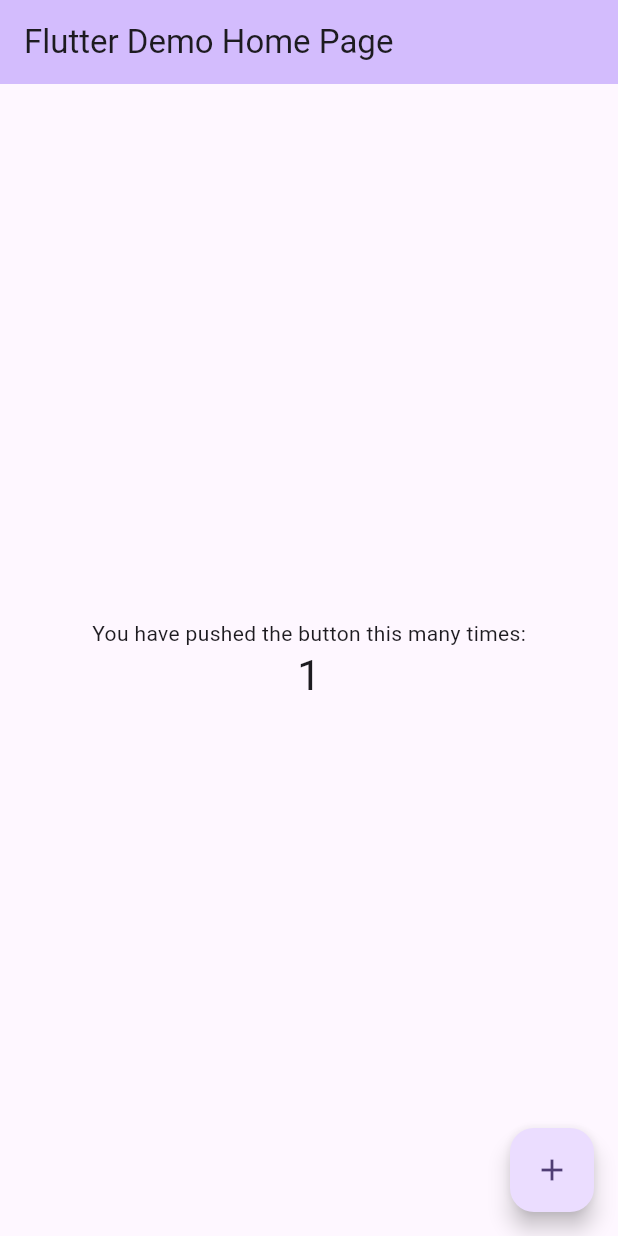
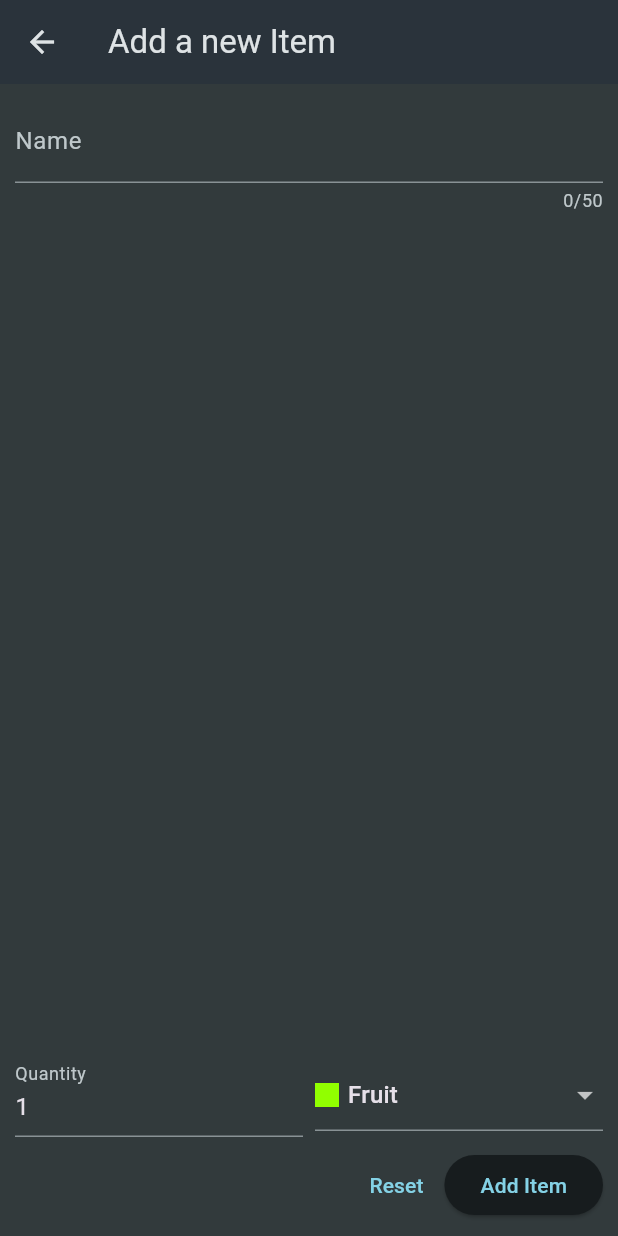
Before and after one commit to Raghav-995/Groceries--List-app, a Flutter app: the screen it shows after launch, after a tap on the "add" icon, on a phone screen of 412 x 824 dp. Run offline on Flutter 3.47's test engine with Material 3 defaults, Android fonts, the phone set to English and light mode, and no system bars.

Commit message:
adding the Form and Global key

```diff
--- /dev/null
+++ b/lib/data/categories.dart
@@ -0,0 +1,46 @@
+import 'package:flutter/material.dart';
+
+import 'package:grocerieslistapp/models/category.dart';
+
+const categories = {
+  Categories.vegetables: Category(
+    'Vegetables',
+    Color.fromARGB(255, 0, 255, 128),
+  ),
+  Categories.fruit: Category(
+    'Fruit',
+    Color.fromARGB(255, 145, 255, 0),
+  ),
+  Categories.meat: Category(
+    'Meat',
+    Color.fromARGB(255, 255, 102, 0),
+  ),
+  Categories.dairy: Category(
+    'Dairy',
+    Color.fromARGB(255, 0, 208, 255),
+  ),
+  Categories.carbs: Category(
+    'Carbs',
+    Color.fromARGB(255, 0, 60, 255),
+  ),
+  Categories.sweets: Category(
+    'Sweets',
+    Color.fromARGB(255, 255, 149, 0),
+  ),
+  Categories.spices: Category(
+    'Spices',
+    Color.fromARGB(255, 255, 187, 0),
+  ),
+  Categories.convenience: Category(
+    'Convenience',
+    Color.fromARGB(255, 191, 0, 255),
+  ),
+  Categories.hygiene: Category(
+    'Hygiene',
+    Color.fromARGB(255, 149, 0, 255),
+  ),
+  Categories.other: Category(
+    'Other',
+    Color.fromARGB(255, 0, 225, 255),
+  ),
+};
--- /dev/null
+++ b/lib/data/dummy_items.dart
@@ -0,0 +1,21 @@
+import 'package:grocerieslistapp/models/category.dart';
+import 'package:grocerieslistapp/data/categories.dart';
+import 'package:grocerieslistapp/models/grocery_item.dart';
+
+final groceryItems = [
+  GroceryItem(
+      id: 'a',
+      name: 'Milk',
+      quantity: 1,
+      category: categories[Categories.dairy]!),
+  GroceryItem(
+      id: 'b',
+      name: 'Bananas',
+      quantity: 5,
+      category: categories[Categories.fruit]!),
+  GroceryItem(
+      id: 'c',
+      name: 'Beef Steak',
+      quantity: 1,
+      category: categories[Categories.meat]!),
+];
--- a/lib/main.dart
+++ b/lib/main.dart
@@ -1,4 +1,6 @@
 import 'package:flutter/material.dart';
+
+import 'package:grocerieslistapp/widgets/grocery_list.dart';
 
 void main() {
   runApp(const MyApp());
@@ -11,115 +13,17 @@
   @override
   Widget build(BuildContext context) {
     return MaterialApp(
-      title: 'Flutter Demo',
-      theme: ThemeData(
-        // This is the theme of your application.
-        //
-        // TRY THIS: Try running your application with "flutter run". You'll see
-        // the application has a purple toolbar. Then, without quitting the app,
-        // try changing the seedColor in the colorScheme below to Colors.green
-        // and then invoke "hot reload" (save your changes or press the "hot
-        // reload" button in a Flutter-supported IDE, or press "r" if you used
-        // the command line to start the app).
-        //
-        // Notice that the counter didn't reset back to zero; the application
-        // state is not lost during the reload. To reset the state, use hot
-        // restart instead.
-        //
-        // This works for code too, not just values: Most code changes can be
-        // tested with just a hot reload.
-        colorScheme: ColorScheme.fromSeed(seedColor: Colors.deepPurple),
+      title: 'Flutter Groceries',
+      theme: ThemeData.dark().copyWith(
         useMaterial3: true,
+        colorScheme: ColorScheme.fromSeed(
+          seedColor: const Color.fromARGB(255, 147, 229, 250),
+          brightness: Brightness.dark,
+          surface: const Color.fromARGB(255, 42, 51, 59),
+        ),
+        scaffoldBackgroundColor: const Color.fromARGB(255, 50, 58, 60),
       ),
-      home: const MyHomePage(title: 'Flutter Demo Home Page'),
+      home: const GroceryList(),
     );
   }
 }
-
-class MyHomePage extends StatefulWidget {
-  const MyHomePage({super.key, required this.title});
-
-  // This widget is the home page of your application. It is stateful, meaning
-  // that it has a State object (defined below) that contains fields that affect
-  // how it looks.
-
-  // This class is the configuration for the state. It holds the values (in this
-  // case the title) provided by the parent (in this case the App widget) and
-  // used by the build method of the State. Fields in a Widget subclass are
-  // always marked "final".
-
-  final String title;
-
-  @override
-  State<MyHomePage> createState() => _MyHomePageState();
-}
-
-class _MyHomePageState extends State<MyHomePage> {
-  int _counter = 0;
-
-  void _incrementCounter() {
-    setState(() {
-      // This call to setState tells the Flutter framework that something has
-      // changed in this State, which causes it to rerun the build method below
-      // so that the display can reflect the updated values. If we changed
-      // _counter without calling setState(), then the build method would not be
-      // called again, and so nothing would appear to happen.
-      _counter++;
-    });
-  }
-
-  @override
-  Widget build(BuildContext context) {
-    // This method is rerun every time setState is called, for instance as done
-    // by the _incrementCounter method above.
-    //
-    // The Flutter framework has been optimized to make rerunning build methods
-    // fast, so that you can just rebuild anything that needs updating rather
-    // than having to individually change instances of widgets.
-    return Scaffold(
-      appBar: AppBar(
-        // TRY THIS: Try changing the color here to a specific color (to
-        // Colors.amber, perhaps?) and trigger a hot reload to see the AppBar
-        // change color while the other colors stay the same.
-        backgroundColor: Theme.of(context).colorScheme.inversePrimary,
-        // Here we take the value from the MyHomePage object that was created by
-        // the App.build method, and use it to set our appbar title.
-        title: Text(widget.title),
-      ),
-      body: Center(
-        // Center is a layout widget. It takes a single child and positions it
-        // in the middle of the parent.
-        child: Column(
-          // Column is also a layout widget. It takes a list of children and
-          // arranges them vertically. By default, it sizes itself to fit its
-          // children horizontally, and tries to be as tall as its parent.
-          //
-          // Column has various properties to control how it sizes itself and
-          // how it positions its children. Here we use mainAxisAlignment to
-          // center the children vertically; the main axis here is the vertical
-          // axis because Columns are vertical (the cross axis would be
-          // horizontal).
-          //
-          // TRY THIS: Invoke "debug painting" (choose the "Toggle Debug Paint"
-          // action in the IDE, or press "p" in the console), to see the
-          // wireframe for each widget.
-          mainAxisAlignment: MainAxisAlignment.center,
-          children: <Widget>[
-            const Text(
-              'You have pushed the button this many times:',
-            ),
-            Text(
-              '$_counter',
-              style: Theme.of(context).textTheme.headlineMedium,
-            ),
-          ],
-        ),
-      ),
-      floatingActionButton: FloatingActionButton(
-        onPressed: _incrementCounter,
-        tooltip: 'Increment',
-        child: const Icon(Icons.add),
-      ), // This trailing comma makes auto-formatting nicer for build methods.
-    );
-  }
-}
--- /dev/null
+++ b/lib/models/category.dart
@@ -0,0 +1,21 @@
+import 'package:flutter/material.dart';
+
+enum Categories {
+  vegetables,
+  fruit,
+  meat,
+  dairy,
+  carbs,
+  sweets,
+  spices,
+  convenience,
+  hygiene,
+  other
+}
+
+class Category {
+  const Category(this.title, this.color);
+
+  final String title;
+  final Color color;
+}
--- /dev/null
+++ b/lib/models/grocery_item.dart
@@ -0,0 +1,15 @@
+import 'package:grocerieslistapp/models/category.dart';
+
+class GroceryItem {
+  const GroceryItem({
+    required this.id,
+    required this.name,
+    required this.quantity,
+    required this.category,
+  });
+
+  final String id;
+  final String name;
+  final int quantity;
+  final Category category;
+}
--- /dev/null
+++ b/lib/widgets/grocery_list.dart
@@ -0,0 +1,70 @@
+import 'package:flutter/material.dart';
+
+import 'package:grocerieslistapp/data/dummy_items.dart';
+import 'package:grocerieslistapp/models/grocery_item.dart';
+import 'package:grocerieslistapp/widgets/new_item.dart';
+
+class GroceryList extends StatefulWidget {
+  const GroceryList({super.key});
+
+  @override
+  State<GroceryList> createState() => _GroceryListState();
+}
+
+class _GroceryListState extends State<GroceryList> {
+  final List<GroceryItem> _newgroceryItems = [];
+
+  void _addItem() async {
+    final newItem = await Navigator.push<GroceryItem>(
+        context, MaterialPageRoute(builder: (ctx) => const NewItem()));
+
+    if (newItem == null) {
+      return;
+    }
+    setState(() {
+      _newgroceryItems.add(newItem);
+    });
+  }
+
+  void _removeItem(GroceryItem item) {
+    setState(() {
+      _newgroceryItems.remove(item);
+    });
+  }
+
+  @override
+  Widget build(BuildContext context) {
+    Widget content = const Center(
+        child: Text("Empty Groceries List please try to add the groceries!"));
+
+    if (_newgroceryItems.isNotEmpty) {
+      content = ListView.builder(
+        itemCount: _newgroceryItems.length,
+        itemBuilder: (ctx, index) => Dismissible(
+          onDismissed: (direction) {
+            _removeItem(_newgroceryItems[index]);
+          },
+          key: ValueKey(_newgroceryItems[index].id),
+          child: ListTile(
+            title: Text(_newgroceryItems[index].name),
+            leading: Container(
+              width: 24,
+              height: 24,
+              color: _newgroceryItems[index].category.color,
+            ),
+            trailing: Text(
+              _newgroceryItems[index].quantity.toString(),
+            ),
+          ),
+        ),
+      );
+    }
+    return Scaffold(
+      appBar: AppBar(
+        title: const Text('Your Groceries'),
+        actions: [IconButton(onPressed: _addItem, icon: const Icon(Icons.add))],
+      ),
+      body: content,
+    );
+  }
+}
--- /dev/null
+++ b/lib/widgets/new_item.dart
@@ -0,0 +1,135 @@
+import 'package:flutter/material.dart';
+import 'package:grocerieslistapp/data/categories.dart';
+import 'package:grocerieslistapp/models/category.dart';
+import 'package:grocerieslistapp/models/grocery_item.dart';
+
+class NewItem extends StatefulWidget {
+  const NewItem({super.key});
+  @override
+  State<NewItem> createState() => _NewItemState();
+}
+
+class _NewItemState extends State<NewItem> {
+  final _formKey = GlobalKey<FormState>();
+  var _enteredName = '';
+  var _enteredQuantity = 1;
+  var _selectedCategory = categories[Categories.fruit]!;
+  void _savedItem() {
+    if (_formKey.currentState!.validate()) _formKey.currentState!.save();
+    Navigator.of(context).pop(GroceryItem(
+        id: DateTime.now().toString(),
+        name: _enteredName,
+        quantity: _enteredQuantity,
+        category: _selectedCategory));
+    print(_enteredName);
+    print(_enteredQuantity);
+    print(_selectedCategory);
+  }
+
+  @override
+  Widget build(context) {
+    return Scaffold(
+        appBar: AppBar(
+          title: const Text('Add a new Item'),
+        ),
+        body: Padding(
+          padding: const EdgeInsets.all(10),
+          child: Form(
+              key: _formKey,
+              child: Column(
+                children: [
+                  Expanded(
+                    child: TextFormField(
+                      maxLength: 50,
+                      decoration: const InputDecoration(label: Text('Name')),
+                      validator: (value) {
+                        if (value == null ||
+                            value.trim().length <= 1 ||
+                            value.isEmpty ||
+                            value.trim().length >= 50) {
+                          return 'Enter the valid String between 1 to 50 characters';
+                        }
+                        return null;
+                      },
+                      onSaved: (value) {
+                        _enteredName = value!;
+                      },
+                    ),
+                  ),
+                  const SizedBox(
+                    height: 8,
+                  ),
+                  Row(
+                    children: [
+                      Expanded(
+                        child: TextFormField(
+                          decoration: const InputDecoration(
+                            label: Text('Quantity'),
+                          ),
+                          initialValue: _enteredQuantity.toString(),
+                          keyboardType: TextInputType.number,
+                          validator: (value) {
+                            if (value == null ||
+                                int.tryParse(value) == null ||
+                                value.isEmpty ||
+                                int.tryParse(value)! <= 0) {
+                              return 'Must be a valid, positive integer.';
+                            }
+                            return null;
+                          },
+                          onSaved: (value) {
+                            _enteredQuantity = int.parse(value!);
+                          },
+                        ),
+                      ),
+                      const SizedBox(width: 8),
+                      Expanded(
+                          child: DropdownButtonFormField(
+                              value: _selectedCategory,
+                              items: [
+                                for (final category in categories.entries)
+                                  DropdownMenuItem(
+                                      value: category.value,
+                                      child: Row(
+                                        children: [
+                                          Container(
+                                              height: 16,
+                                              width: 16,
+                                              color: category.value.color),
+                                          const SizedBox(
+                                            width: 6,
+                                          ),
+                                          Text(category.value.title),
+                                        ],
+                                      )),
+                              ],
+                              onChanged: (value) {
+                                setState(() {
+                                  _selectedCategory = value!;
+                                });
+                              })),
+                    ],
+                  ),
+                  const SizedBox(
+                    height: 8,
+                  ),
+                  Row(
+                    mainAxisAlignment: MainAxisAlignment.end,
+                    children: [
+                      TextButton(
+                        onPressed: () {
+                          _formKey.currentState!.reset();
+                        },
+                        child: const Text('Reset'),
+                      ),
+                      ElevatedButton(
+                        onPressed: _savedItem,
+                        child: const Text('Add Item'),
+                      ),
+                    ],
+                  )
+                ],
+              )),
+        ));
+  }
+}
```
